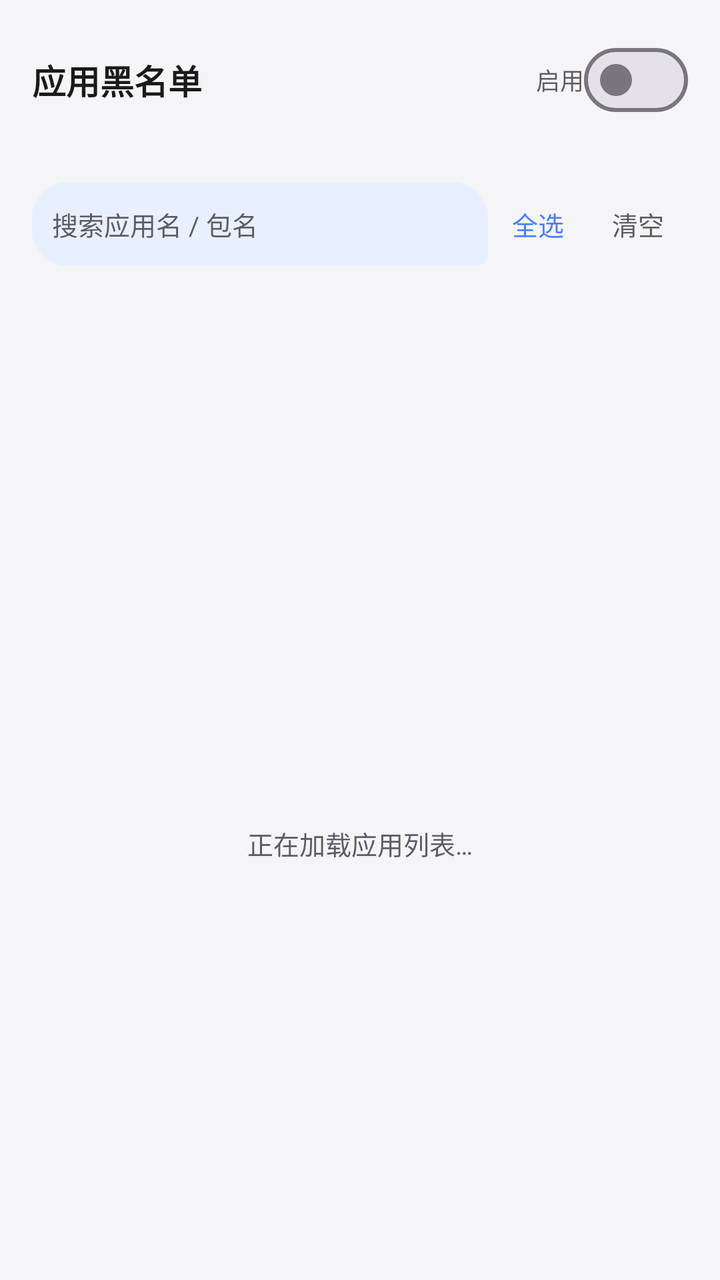
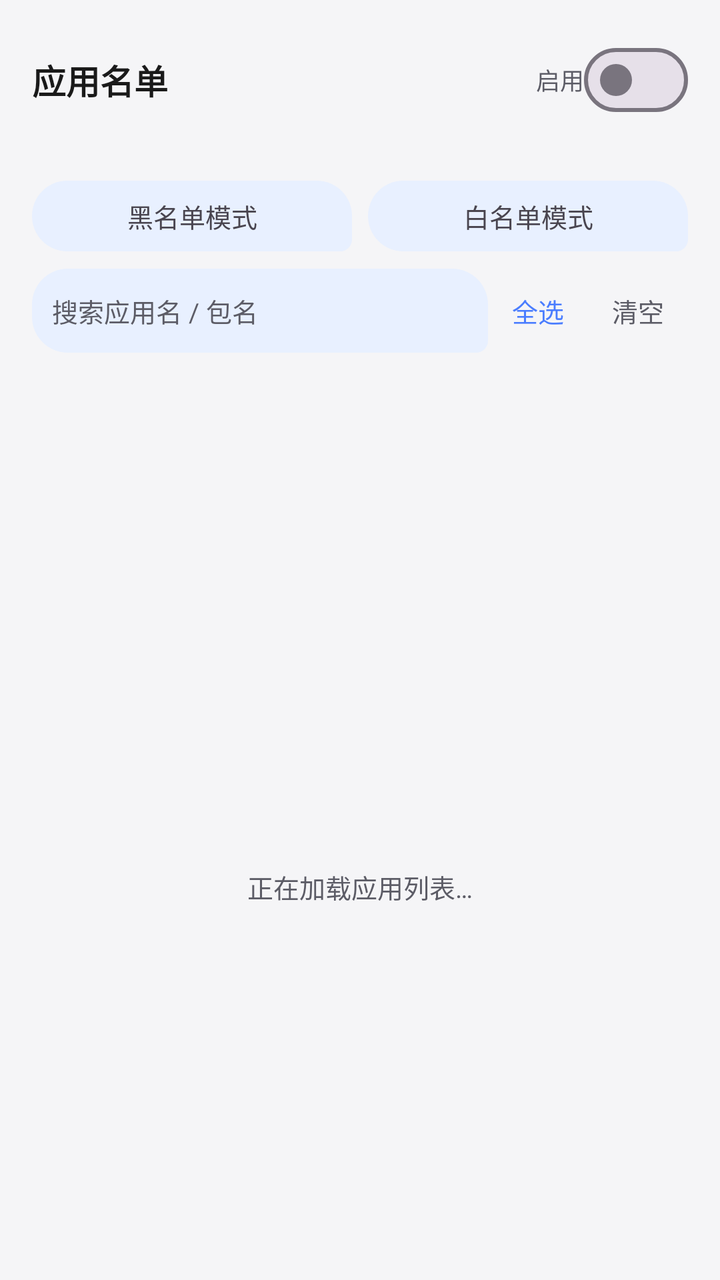

Compare the two renders of this Android layout. The source of the first and the diff that turns it into the second are given below.
<!-- AndroidManifest.xml: activity theme Theme.NekoType.Main -->
<!-- res/layout/activity_blacklist.xml -->
<?xml version="1.0" encoding="utf-8"?>
<LinearLayout xmlns:android="http://schemas.android.com/apk/res/android"
    xmlns:app="http://schemas.android.com/apk/res-auto"
    android:id="@+id/root"
    android:layout_width="match_parent"
    android:layout_height="match_parent"
    android:orientation="vertical"
    android:background="@drawable/bg_gradient_app">

    <LinearLayout
        android:layout_width="match_parent"
        android:layout_height="wrap_content"
        android:orientation="vertical"
        android:padding="16dp">

        <LinearLayout
            android:layout_width="match_parent"
            android:layout_height="wrap_content"
            android:orientation="horizontal"
            android:gravity="center_vertical">
            <TextView
                android:layout_width="0dp"
                android:layout_height="wrap_content"
                android:layout_weight="1"
                android:text="@string/t100"
                android:textSize="17sp"
                android:textStyle="bold"
                android:textColor="?attr/colorOnSurface"/>
            <TextView
                android:layout_width="wrap_content"
                android:layout_height="wrap_content"
                android:text="@string/t124"
                android:textSize="12sp"
                android:textColor="?attr/colorOnSurfaceVariant"/>
            <com.google.android.material.materialswitch.MaterialSwitch
                android:id="@+id/swBlacklist"
                android:layout_width="wrap_content"
                android:layout_height="wrap_content"/>
        </LinearLayout>

        <TextView
            android:id="@+id/tvBlacklistHint"
            android:layout_width="match_parent"
            android:layout_height="wrap_content"
            android:textSize="12sp"
            android:textColor="?attr/colorOnSurfaceVariant"
            android:layout_marginTop="2dp"/>

        <LinearLayout
            android:layout_width="match_parent"
            android:layout_height="wrap_content"
            android:orientation="horizontal"
            android:gravity="center_vertical"
            android:layout_marginTop="8dp">
            <EditText
                android:id="@+id/etSearch"
                android:layout_width="0dp"
                android:layout_height="wrap_content"
                android:layout_weight="1"
                android:hint="@string/i1"
                android:background="@drawable/bg_bubble_in"
                android:padding="10dp"
                android:textSize="13sp"
                android:textColor="?attr/colorOnSurface"
                android:textColorHint="?attr/colorOnSurfaceVariant"
                android:minHeight="42dp"/>
            <TextView
                android:id="@+id/btnSelectAll"
                android:layout_width="wrap_content"
                android:layout_height="wrap_content"
                android:text="@string/t125"
                android:textSize="13sp"
                android:textColor="?attr/colorPrimary"
                android:gravity="center"
                android:padding="12dp"
                android:foreground="?attr/selectableItemBackground"/>
            <TextView
                android:id="@+id/btnClearAll"
                android:layout_width="wrap_content"
                android:layout_height="wrap_content"
                android:text="@string/t121"
                android:textSize="13sp"
                android:textColor="?attr/colorOnSurfaceVariant"
                android:gravity="center"
                android:padding="12dp"
                android:foreground="?attr/selectableItemBackground"/>
        </LinearLayout>
    </LinearLayout>

    
    <LinearLayout
        android:id="@+id/llLoading"
        android:layout_width="match_parent"
        android:layout_height="0dp"
        android:layout_weight="1"
        android:orientation="vertical"
        android:gravity="center"
        android:visibility="visible">
        <ProgressBar
            android:layout_width="42dp"
            android:layout_height="42dp"
            android:indeterminate="true"/>
        <TextView
            android:layout_width="wrap_content"
            android:layout_height="wrap_content"
            android:layout_marginTop="12dp"
            android:text="@string/bl_loading"
            android:textSize="13sp"
            android:textColor="?attr/colorOnSurfaceVariant"/>
    </LinearLayout>

    <androidx.recyclerview.widget.RecyclerView
        android:id="@+id/rvApps"
        android:layout_width="match_parent"
        android:layout_height="0dp"
        android:layout_weight="1"
        android:visibility="gone"
        android:clipToPadding="false"
        android:paddingBottom="16dp"/>
</LinearLayout>
<!-- resources referenced by this layout -->
<resources>
  <!-- drawable bg_bubble_in (drawable) -->
  <?xml version="1.0" encoding="utf-8"?>
  <shape xmlns:android="http://schemas.android.com/apk/res/android"
      android:shape="rectangle">
      <solid android:color="@color/bubble_in"/>
      <corners
          android:topLeftRadius="18dp"
          android:topRightRadius="18dp"
          android:bottomLeftRadius="18dp"
          android:bottomRightRadius="6dp"/>
  </shape>
  <!-- drawable bg_gradient_app (drawable) -->
  <?xml version="1.0" encoding="utf-8"?>
  <shape xmlns:android="http://schemas.android.com/apk/res/android"
      android:shape="rectangle">
      <solid android:color="@color/bg_0"/>
  </shape>
  <string name="bl_loading">正在加载应用列表…</string>
  <string name="i1">搜索应用名 / 包名</string>
  <string name="t100">应用黑名单</string>
  <string name="t121">清空</string>
  <string name="t124">启用</string>
  <string name="t125">全选</string>
  <style name="Theme.NekoType.Main" parent="Theme.NekoType">
          <item name="windowActionBar">false</item>
          <item name="windowNoTitle">true</item>
      </style>
  <color name="bubble_in">#E8F0FF</color>
  <color name="bg_0">#F5F5F7</color>
  <style name="Theme.NekoType" parent="Theme.Material3.DayNight">
          <item name="colorPrimary">@color/accent_blue</item>
          <item name="colorOnPrimary">@color/md_theme_onPrimary</item>
          <item name="colorPrimaryContainer">@color/glass_strong</item>
          <item name="colorOnPrimaryContainer">@color/fg_0</item>
          <item name="colorSecondary">@color/accent_purple</item>
          <item name="colorOnSecondary">@color/md_theme_onPrimary</item>
          <item name="colorSecondaryContainer">@color/glass_strong</item>
          <item name="colorOnSecondaryContainer">@color/fg_0</item>
          
          <item name="colorSurface">#F5FFFFFF</item>
          <item name="colorOnSurface">@color/fg_0</item>
          <item name="colorOnSurfaceVariant">@color/fg_1</item>
          <item name="colorOutlineVariant">@color/border_glass</item>
          
          <item name="android:windowBackground">@color/bg_0</item>
          <item name="android:statusBarColor">@color/bg_0</item>
          <item name="android:navigationBarColor">@color/bg_0</item>
          <item name="android:windowLightStatusBar">@bool/light_status_bar</item>
          <item name="android:windowAnimationStyle">@style/NekoWindowAnim</item>
      </style>
  <color name="accent_blue">#4A7DFF</color>
  <color name="md_theme_onPrimary">#FFFFFF</color>
  <color name="glass_strong">#F7F7FA</color>
  <color name="fg_0">#1A1A1A</color>
  <color name="accent_purple">#9B6CFF</color>
  <color name="fg_1">#5C5C66</color>
  <color name="border_glass">#F2F2F5</color>
  <style name="NekoWindowAnim" parent="@android:style/Animation.Activity">
          <item name="android:activityOpenEnterAnimation">@anim/cyber_activity_enter</item>
          <item name="android:activityOpenExitAnimation">@anim/cyber_activity_exit</item>
          <item name="android:activityCloseEnterAnimation">@anim/cyber_activity_enter</item>
          <item name="android:activityCloseExitAnimation">@null</item>
      </style>
</resources>

<!-- the commit's change to res/layout/activity_blacklist.xml (unified diff, before → after) -->
@@ -23,14 +23,14 @@
                 android:layout_height="wrap_content"
                 android:layout_weight="1"
                 android:text="@string/t100"
-                android:textSize="17sp"
+                android:textSize="@dimen/ts_17"
                 android:textStyle="bold"
                 android:textColor="?attr/colorOnSurface"/>
             <TextView
                 android:layout_width="wrap_content"
                 android:layout_height="wrap_content"
                 android:text="@string/t124"
-                android:textSize="12sp"
+                android:textSize="@dimen/ts_12"
                 android:textColor="?attr/colorOnSurfaceVariant"/>
             <com.google.android.material.materialswitch.MaterialSwitch
                 android:id="@+id/swBlacklist"
@@ -42,9 +42,39 @@
             android:id="@+id/tvBlacklistHint"
             android:layout_width="match_parent"
             android:layout_height="wrap_content"
-            android:textSize="12sp"
+            android:textSize="@dimen/ts_12"
             android:textColor="?attr/colorOnSurfaceVariant"
             android:layout_marginTop="2dp"/>
+
+        <LinearLayout
+            android:layout_width="match_parent"
+            android:layout_height="wrap_content"
+            android:orientation="horizontal"
+            android:layout_marginTop="8dp">
+            <TextView
+                android:id="@+id/btnModeBlack"
+                android:layout_width="0dp"
+                android:layout_height="wrap_content"
+                android:layout_weight="1"
+                android:text="@string/al_mode_black"
+                android:textSize="@dimen/ts_13"
+                android:gravity="center"
+                android:padding="8dp"
+                android:background="@drawable/bg_bubble_in"
+                android:foreground="?attr/selectableItemBackground"/>
+            <TextView
+                android:id="@+id/btnModeWhite"
+                android:layout_width="0dp"
+                android:layout_height="wrap_content"
+                android:layout_weight="1"
+                android:layout_marginStart="8dp"
+                android:text="@string/al_mode_white"
+                android:textSize="@dimen/ts_13"
+                android:gravity="center"
+                android:padding="8dp"
+                android:background="@drawable/bg_bubble_in"
+                android:foreground="?attr/selectableItemBackground"/>
+        </LinearLayout>
 
         <LinearLayout
             android:layout_width="match_parent"
@@ -60,7 +90,7 @@
                 android:hint="@string/i1"
                 android:background="@drawable/bg_bubble_in"
                 android:padding="10dp"
-                android:textSize="13sp"
+                android:textSize="@dimen/ts_13"
                 android:textColor="?attr/colorOnSurface"
                 android:textColorHint="?attr/colorOnSurfaceVariant"
                 android:minHeight="42dp"/>
@@ -69,7 +99,7 @@
                 android:layout_width="wrap_content"
                 android:layout_height="wrap_content"
                 android:text="@string/t125"
-                android:textSize="13sp"
+                android:textSize="@dimen/ts_13"
                 android:textColor="?attr/colorPrimary"
                 android:gravity="center"
                 android:padding="12dp"
@@ -79,7 +109,7 @@
                 android:layout_width="wrap_content"
                 android:layout_height="wrap_content"
                 android:text="@string/t121"
-                android:textSize="13sp"
+                android:textSize="@dimen/ts_13"
                 android:textColor="?attr/colorOnSurfaceVariant"
                 android:gravity="center"
                 android:padding="12dp"
@@ -105,7 +135,7 @@
             android:layout_height="wrap_content"
             android:layout_marginTop="12dp"
             android:text="@string/bl_loading"
-            android:textSize="13sp"
+            android:textSize="@dimen/ts_13"
             android:textColor="?attr/colorOnSurfaceVariant"/>
     </LinearLayout>
 
<!-- resource entries referenced after the edit -->
@@ -1,5 +1,8 @@
 <!-- resources referenced by this layout -->
 <resources>
+  <dimen name="ts_12">12sp</dimen>
+  <dimen name="ts_13">13sp</dimen>
+  <dimen name="ts_17">17sp</dimen>
   <!-- drawable bg_bubble_in (drawable) -->
   <?xml version="1.0" encoding="utf-8"?>
   <shape xmlns:android="http://schemas.android.com/apk/res/android"
@@ -17,9 +20,11 @@
       android:shape="rectangle">
       <solid android:color="@color/bg_0"/>
   </shape>
+  <string name="al_mode_black">黑名单模式</string>
+  <string name="al_mode_white">白名单模式</string>
   <string name="bl_loading">正在加载应用列表…</string>
   <string name="i1">搜索应用名 / 包名</string>
-  <string name="t100">应用黑名单</string>
+  <string name="t100">应用名单</string>
   <string name="t121">清空</string>
   <string name="t124">启用</string>
   <string name="t125">全选</string>
